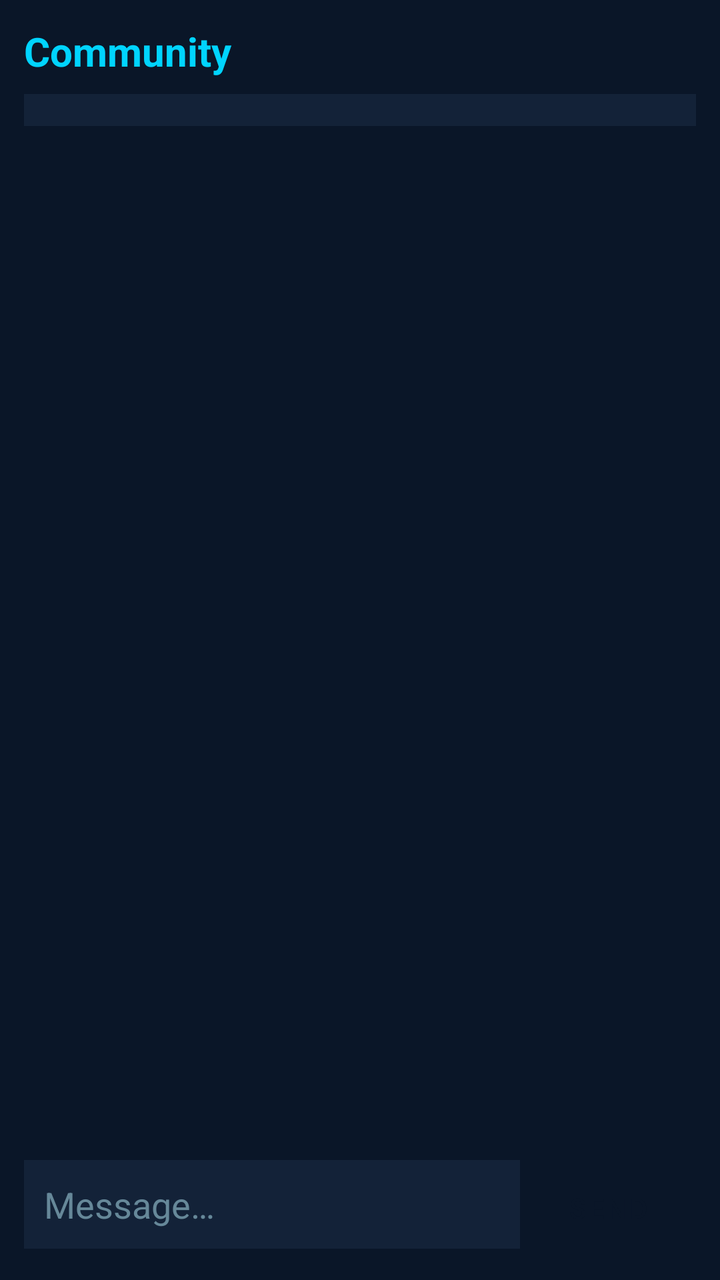
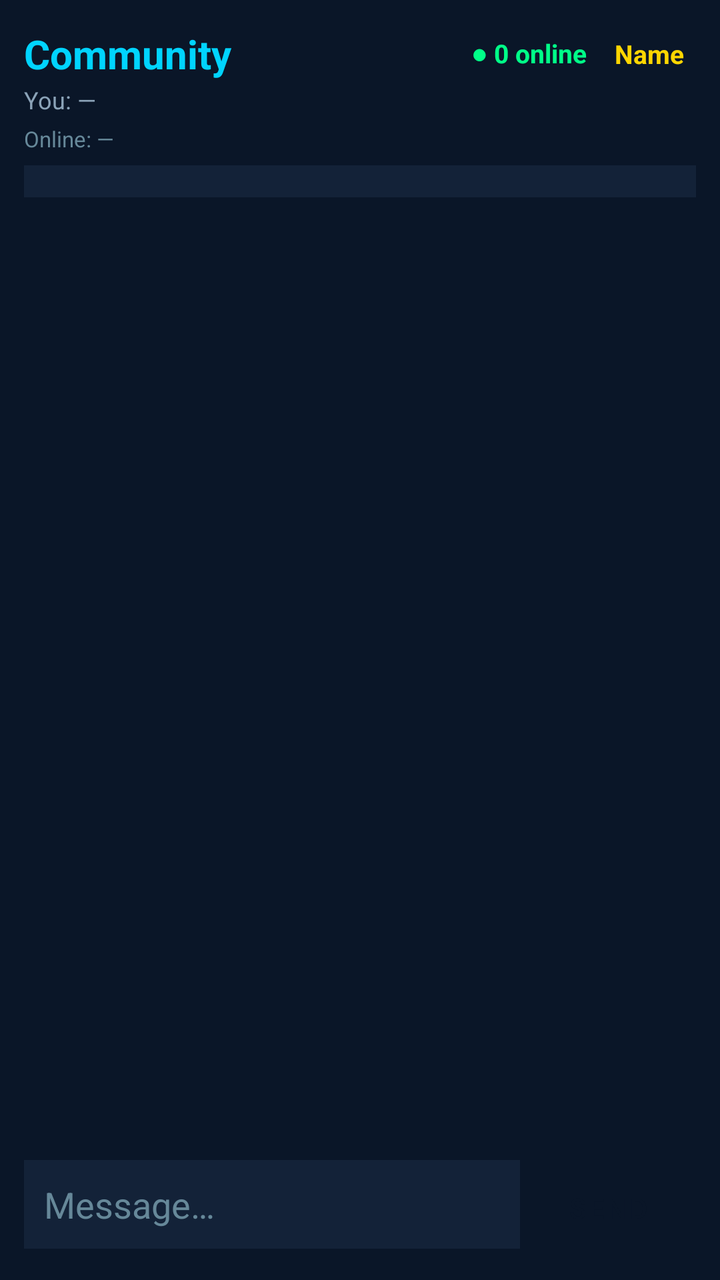

Compare the two renders of this Android layout. The source of the first and the diff that turns it into the second are given below.
<!-- AndroidManifest.xml: activity theme Theme.AEGIS -->
<!-- res/layout/activity_community.xml -->
<?xml version="1.0" encoding="utf-8"?>
<LinearLayout xmlns:android="http://schemas.android.com/apk/res/android"
    android:layout_width="match_parent"
    android:layout_height="match_parent"
    android:orientation="vertical"
    android:background="#0A1628"
    android:padding="12dp">

    <TextView
        android:layout_width="match_parent"
        android:layout_height="wrap_content"
        android:text="Community"
        android:textColor="#00D4FF"
        android:textSize="20sp"
        android:textStyle="bold"
        android:paddingBottom="8dp" />

    <Spinner
        android:id="@+id/roomSpinner"
        android:layout_width="match_parent"
        android:layout_height="wrap_content"
        android:background="#132238"
        android:padding="8dp" />

    <androidx.recyclerview.widget.RecyclerView
        android:id="@+id/msgList"
        android:layout_width="match_parent"
        android:layout_height="0dp"
        android:layout_weight="1"
        android:paddingTop="8dp" />

    <LinearLayout
        android:layout_width="match_parent"
        android:layout_height="wrap_content"
        android:orientation="horizontal"
        android:paddingTop="8dp">

        <EditText
            android:id="@+id/msgInput"
            android:layout_width="0dp"
            android:layout_height="wrap_content"
            android:layout_weight="1"
            android:hint="Message…"
            android:textColor="#FFFFFF"
            android:textColorHint="#668899"
            android:background="#132238"
            android:padding="10dp"
            android:inputType="textCapSentences|textMultiLine"
            android:maxLines="3" />

        <Button
            android:id="@+id/sendBtn"
            android:layout_width="wrap_content"
            android:layout_height="wrap_content"
            android:text="Send"
            android:textColor="#0A1628"
            android:backgroundTint="#00D4FF" />
    </LinearLayout>
</LinearLayout>
<!-- resources referenced by this layout -->
<resources>
  <style name="Theme.AEGIS" parent="Theme.MaterialComponents.DayNight.NoActionBar">
          <item name="colorPrimary">@color/aegis_blue</item>
          <item name="colorPrimaryDark">@color/aegis_bg</item>
          <item name="colorAccent">@color/aegis_gold</item>
          <item name="android:statusBarColor">@color/aegis_bg</item>
          <item name="android:navigationBarColor">@color/aegis_bg</item>
          <item name="android:windowBackground">@color/aegis_bg</item>
          <item name="android:textColorPrimary">@color/aegis_text</item>
          <item name="android:textColorSecondary">@color/aegis_muted</item>
          <item name="android:textColor">@color/aegis_text</item>
          <item name="android:textColorHint">@color/aegis_muted</item>
          <item name="colorOnPrimary">@color/aegis_text</item>
          <item name="colorOnSurface">@color/aegis_text</item>
          <item name="android:buttonStyle">@style/Widget.AEGIS.Button</item>
      </style>
  <color name="aegis_blue">#1E90FF</color>
  <color name="aegis_bg">#061018</color>
  <color name="aegis_gold">#F0D78C</color>
  <color name="aegis_text">#FFFFFF</color>
  <color name="aegis_muted">#8BA3B8</color>
  <style name="Widget.AEGIS.Button" parent="Widget.MaterialComponents.Button">
          <item name="android:textColor">#FFFFFF</item>
          <item name="backgroundTint">@null</item>
      </style>
</resources>

<!-- the commit's change to res/layout/activity_community.xml (unified diff, before → after) -->
@@ -6,14 +6,60 @@
     android:background="#0A1628"
     android:padding="12dp">
 
-    <TextView
+    <LinearLayout
         android:layout_width="match_parent"
         android:layout_height="wrap_content"
-        android:text="Community"
-        android:textColor="#00D4FF"
-        android:textSize="20sp"
-        android:textStyle="bold"
-        android:paddingBottom="8dp" />
+        android:orientation="horizontal"
+        android:gravity="center_vertical">
+
+        <TextView
+            android:layout_width="0dp"
+            android:layout_height="wrap_content"
+            android:layout_weight="1"
+            android:text="Community"
+            android:textColor="#00D4FF"
+            android:textSize="20sp"
+            android:textStyle="bold" />
+
+        <TextView
+            android:id="@+id/onlineBadge"
+            android:layout_width="wrap_content"
+            android:layout_height="wrap_content"
+            android:text="● 0 online"
+            android:textColor="#00FF88"
+            android:textSize="13sp"
+            android:textStyle="bold"
+            android:paddingEnd="8dp" />
+
+        <TextView
+            android:id="@+id/editNameBtn"
+            android:layout_width="wrap_content"
+            android:layout_height="wrap_content"
+            android:text="Name"
+            android:textColor="#FFD600"
+            android:textSize="13sp"
+            android:textStyle="bold"
+            android:padding="6dp" />
+    </LinearLayout>
+
+    <TextView
+        android:id="@+id/myNameLabel"
+        android:layout_width="match_parent"
+        android:layout_height="wrap_content"
+        android:text="You: —"
+        android:textColor="#8BA3B8"
+        android:textSize="12sp"
+        android:paddingBottom="4dp" />
+
+    <TextView
+        android:id="@+id/onlineList"
+        android:layout_width="match_parent"
+        android:layout_height="wrap_content"
+        android:text="Online: —"
+        android:textColor="#668899"
+        android:textSize="11sp"
+        android:maxLines="2"
+        android:paddingBottom="6dp" />
 
     <Spinner
         android:id="@+id/roomSpinner"
